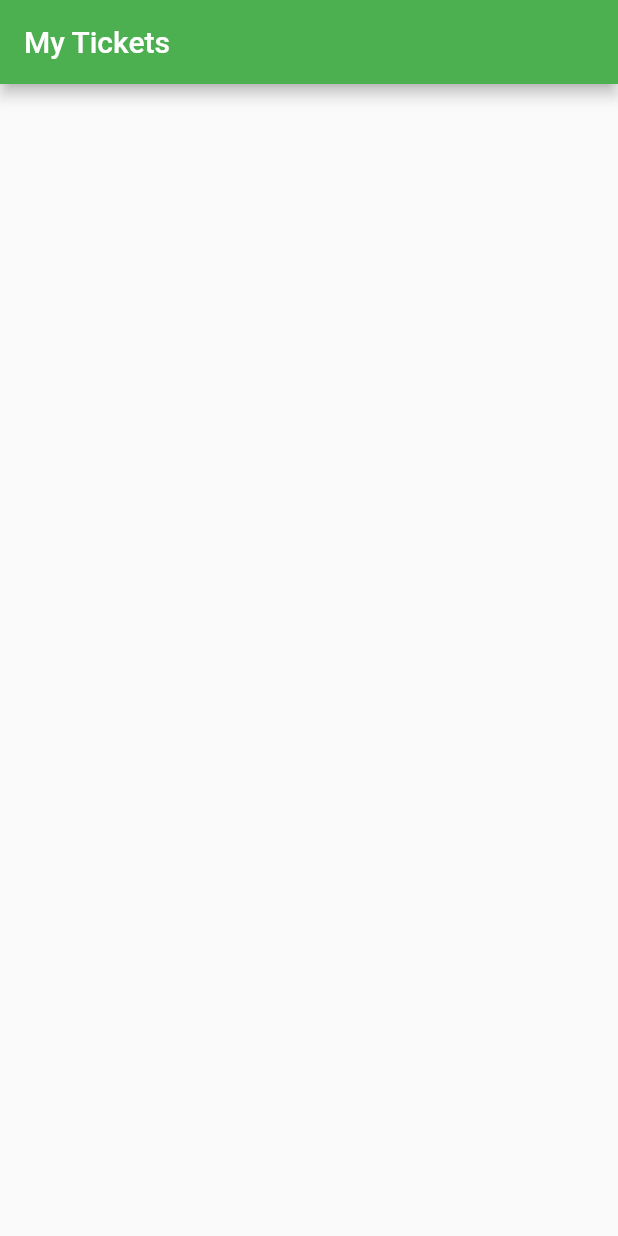
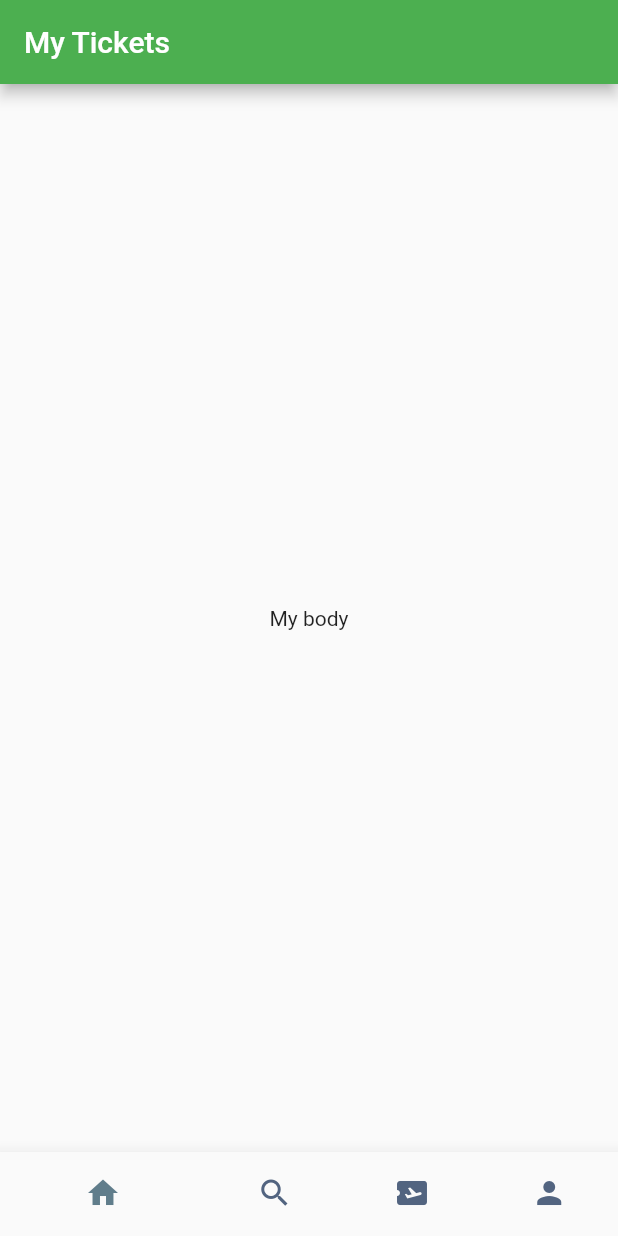
Before and after one commit to ViorelsS/BookingApp, a Flutter app: the screen it shows after launch, on a phone screen of 412 x 824 dp. Run offline on Flutter 3.47's test engine with Material 2 defaults, Android fonts, the phone set to English and light mode, and no system bars.

Commit message:
bottom_bar icons

```diff
--- a/lib/screens/bottom_bar.dart
+++ b/lib/screens/bottom_bar.dart
@@ -1,3 +1,4 @@
+// ignore: unnecessary_import
 import 'package:flutter/cupertino.dart';
 import 'package:flutter/material.dart';
 
@@ -13,7 +14,26 @@ class _BottomBarState extends State<BottomBar> {
   Widget build(BuildContext context) {
     return Scaffold(
       appBar: AppBar(
-        title: Text('My Tickets'),
+        title: const Text('My Tickets'),
+      ),
+      body: const Center(
+        child: Text(
+          "My body",
+        ),
+      ),
+      bottomNavigationBar: BottomNavigationBar(
+        elevation: 10,
+        showSelectedLabels: false,
+        showUnselectedLabels: false,
+        selectedItemColor: Colors.blueGrey,
+        unselectedItemColor: const Color(0xFF526480),
+        items: const [
+          BottomNavigationBarItem(icon: Icon(Icons.home), label: "Home"),
+          BottomNavigationBarItem(icon: Icon(Icons.search), label: "Search"),
+          BottomNavigationBarItem(
+              icon: Icon(Icons.airplane_ticket), label: "Ticket"),
+          BottomNavigationBarItem(icon: Icon(Icons.person), label: "Profile"),
+        ],
       ),
     );
   }
```
